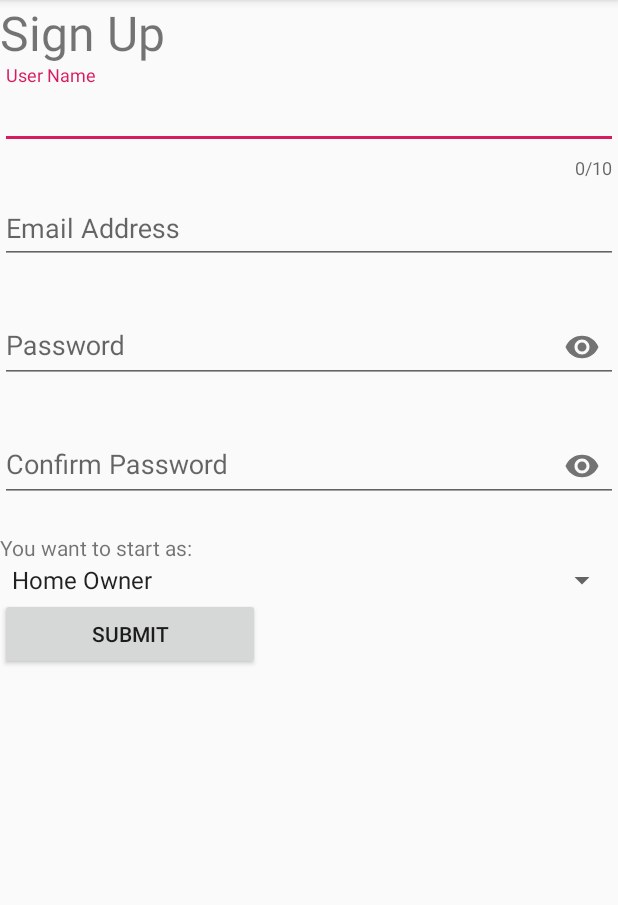
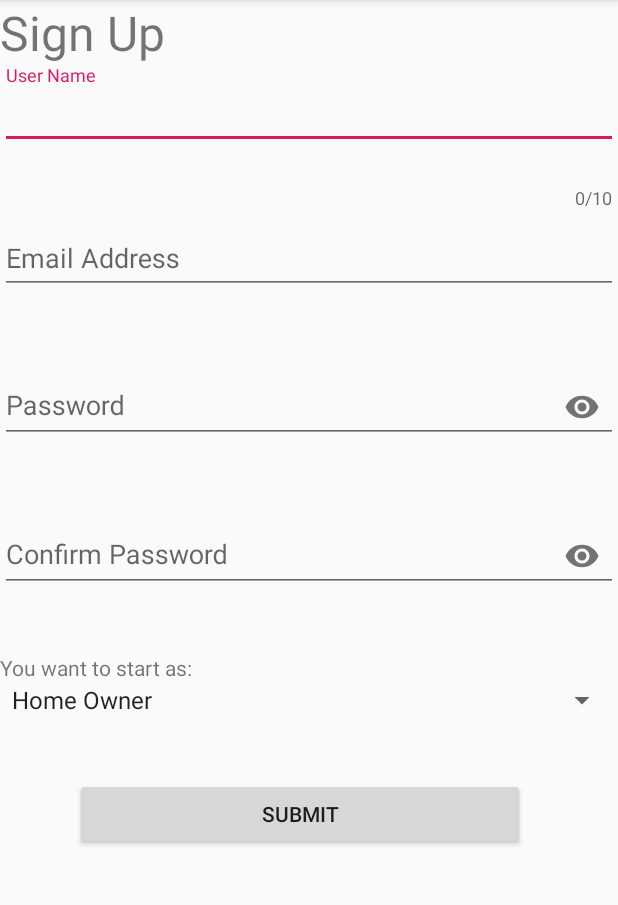
Before and after one commit to TianhaoTao/SEG2015Project, an Android app: the SignUp screen opened directly, with no data from a screen before it, on a phone screen of 412 x 824 dp, the part 84-989 px from its top. Run offline under Robolectric (Android 15) with nearby library versions, the phone set to English and light mode, and no system bars; our stand-ins replace Firebase (no records; nobody signed in at launch, a user with empty details on screens opened directly).

Commit message:
changed project

```diff
--- a/app/src/main/res/layout/activity_sign_up.xml
+++ b/app/src/main/res/layout/activity_sign_up.xml
@@ -33,6 +33,8 @@
             <android.support.design.widget.TextInputEditText
                 android:layout_width="match_parent"
                 android:layout_height="wrap_content"
+                android:layout_marginTop="20dip"
+                android:layout_marginBottom="20dip"
                 android:hint="User Name"
                 android:inputType="textPersonName" />
 
@@ -48,6 +50,7 @@
             <android.support.design.widget.TextInputEditText
                 android:layout_width="match_parent"
                 android:layout_height="wrap_content"
+                android:layout_marginBottom="20dip"
                 android:hint="Email Address"
                 android:inputType="textEmailAddress" />
 
@@ -64,6 +67,7 @@
             <android.support.design.widget.TextInputEditText
                 android:layout_width="match_parent"
                 android:layout_height="wrap_content"
+                android:layout_marginBottom="20dip"
                 android:hint="Password"
                 android:inputType="textPassword" />
 
@@ -80,6 +84,7 @@
             <android.support.design.widget.TextInputEditText
                 android:layout_width="match_parent"
                 android:layout_height="wrap_content"
+                android:layout_marginBottom="20dip"
                 android:hint="Confirm Password"
                 android:inputType="textPassword" />
 
@@ -94,7 +99,8 @@
         <Spinner
             android:id="@+id/spinner"
             android:layout_width="match_parent"
-            android:layout_height="wrap_content" />
+            android:layout_height="wrap_content"
+            android:layout_marginBottom="20dip" />
 
         <LinearLayout
             android:layout_width="match_parent"
@@ -103,8 +109,10 @@
 
             <Button
                 android:id="@+id/buttonSubmit"
-                android:layout_width="173dp"
+                android:layout_width="300dp"
                 android:layout_height="wrap_content"
+                android:layout_marginLeft="50dp"
+                android:layout_marginTop="20dip"
                 android:text="Submit" />
         </LinearLayout>
 
```
Also changed, not shown: app/src/main/res/layout/activity_sign_in.xml (+9 -2 lines).
